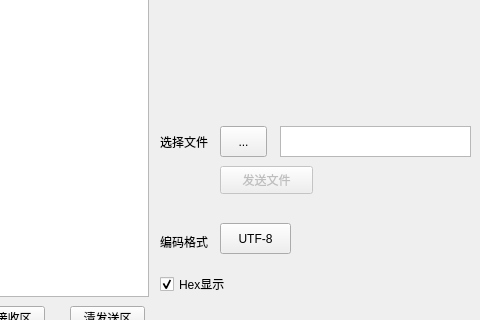
The window that ser_prj/untitled.ui (getBossMuchMoney/pyqt_serialTool) describes before a commit, drawn with Qt 5; both pictures show x 680 to 1160 and y 214 to 534 of the 1160 by 712 pixel window.
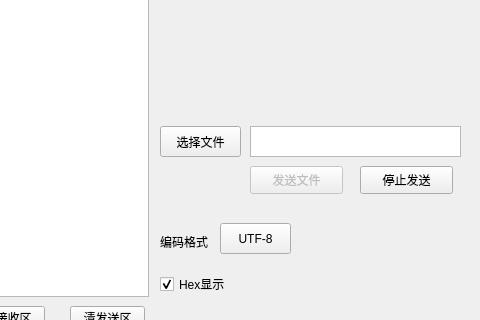
The same window after the commit.

Patch:
```diff
--- a/ser_prj/untitled.ui
+++ b/ser_prj/untitled.ui
@@ -298,22 +298,9 @@
    <widget class="QToolButton" name="open_file_click">
     <property name="geometry">
      <rect>
-      <x>900</x>
-      <y>340</y>
-      <width>47</width>
-      <height>31</height>
-     </rect>
-    </property>
-    <property name="text">
-     <string>...</string>
-    </property>
-   </widget>
-   <widget class="QLabel" name="label_7">
-    <property name="geometry">
-     <rect>
       <x>840</x>
       <y>340</y>
-      <width>72</width>
+      <width>81</width>
       <height>31</height>
      </rect>
     </property>
@@ -324,9 +311,9 @@
    <widget class="QTextEdit" name="file_selected">
     <property name="geometry">
      <rect>
-      <x>960</x>
+      <x>930</x>
       <y>340</y>
-      <width>191</width>
+      <width>211</width>
       <height>31</height>
      </rect>
     </property>
@@ -340,7 +327,7 @@
     </property>
     <property name="geometry">
      <rect>
-      <x>900</x>
+      <x>930</x>
       <y>380</y>
       <width>93</width>
       <height>28</height>
@@ -350,6 +337,19 @@
      <string>发送文件</string>
     </property>
    </widget>
+   <widget class="QPushButton" name="stop_send_file_click">
+    <property name="geometry">
+     <rect>
+      <x>1040</x>
+      <y>380</y>
+      <width>93</width>
+      <height>28</height>
+     </rect>
+    </property>
+    <property name="text">
+     <string>停止发送</string>
+    </property>
+   </widget>
   </widget>
   <widget class="QMenuBar" name="menubar">
    <property name="geometry">
```
Left out of the diff: 4 changed lines with no effect on the pictures.
